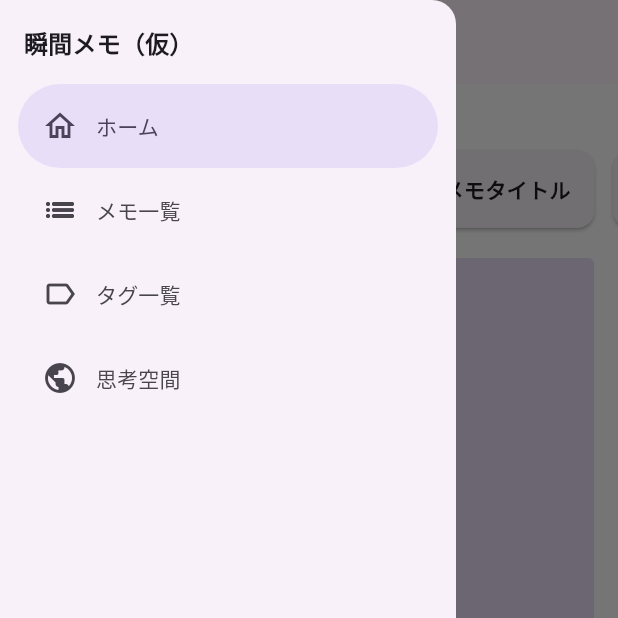
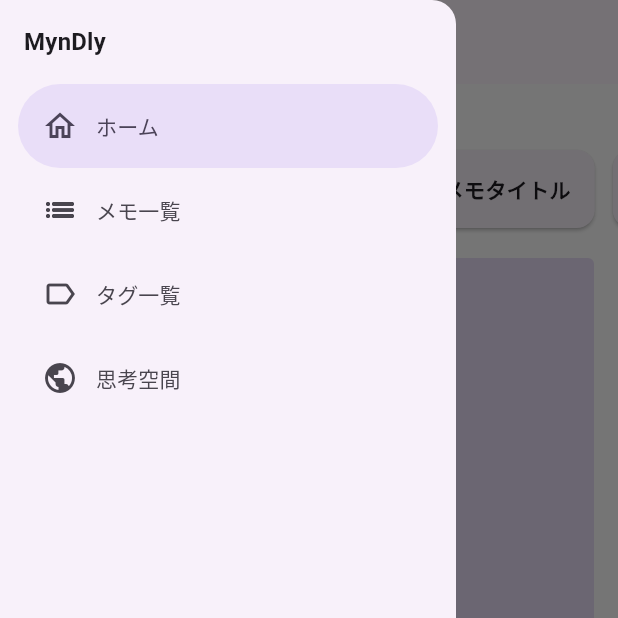
Before and after one commit to HACK-U-2025-2/HACKU, a Flutter app: the screen it shows after launch, with the side drawer open, on a phone screen of 412 x 824 dp, the top half of it. Run offline on Flutter 3.47's test engine with Material 3 defaults, Android fonts, the phone set to English and light mode, and no system bars; drawn by our look-alikes of loader_overlay; our stand-ins replace auto_route, device_info_plus, dio, flutter_hooks, freezed_annotation, hooks_riverpod and 6 more; missing offline and left inert: flutter_quill, gpt_markdown, graphify; generated files the repository leaves out were written again.

Commit message:
fix: アプリ名を「MynDly」に変更

```diff
--- a/frontend/lib/widgets/destination_navigation_drawer.dart
+++ b/frontend/lib/widgets/destination_navigation_drawer.dart
@@ -51,7 +51,7 @@ class DestinationNavigationDrawer extends StatelessWidget {
         Padding(
           padding: const EdgeInsets.all(16),
           child: Text(
-            '瞬間メモ（仮）',
+            'MynDly',
             style: textTheme.titleMedium?.copyWith(fontWeight: FontWeight.bold),
           ),
         ),
```
Also changed, not shown: 2 other files.
